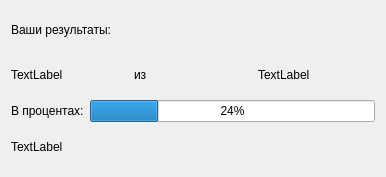
Above: dialogresults.ui from TeddyReady/MathTasksRenderer before the change. Below: the same form after it.
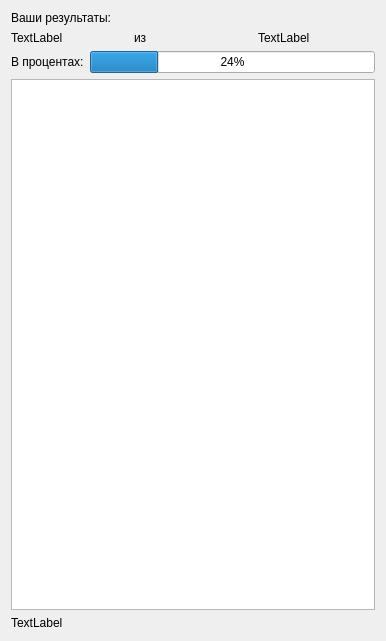
That is the form after the change.

```diff
--- a/dialogresults.ui
+++ b/dialogresults.ui
@@ -7,7 +7,7 @@
     <x>0</x>
     <y>0</y>
     <width>386</width>
-    <height>177</height>
+    <height>641</height>
    </rect>
   </property>
   <property name="windowTitle">
@@ -21,6 +21,13 @@
      </property>
     </widget>
    </item>
+   <item row="4" column="0">
+    <widget class="QLabel" name="commentLine">
+     <property name="text">
+      <string>TextLabel</string>
+     </property>
+    </widget>
+   </item>
    <item row="1" column="0">
     <layout class="QHBoxLayout" name="horizontalLayout">
      <item>
@@ -65,11 +72,7 @@
     </layout>
    </item>
    <item row="3" column="0">
-    <widget class="QLabel" name="commentLine">
-     <property name="text">
-      <string>TextLabel</string>
-     </property>
-    </widget>
+    <widget class="QTableView" name="tableView"/>
    </item>
   </layout>
  </widget>
```
